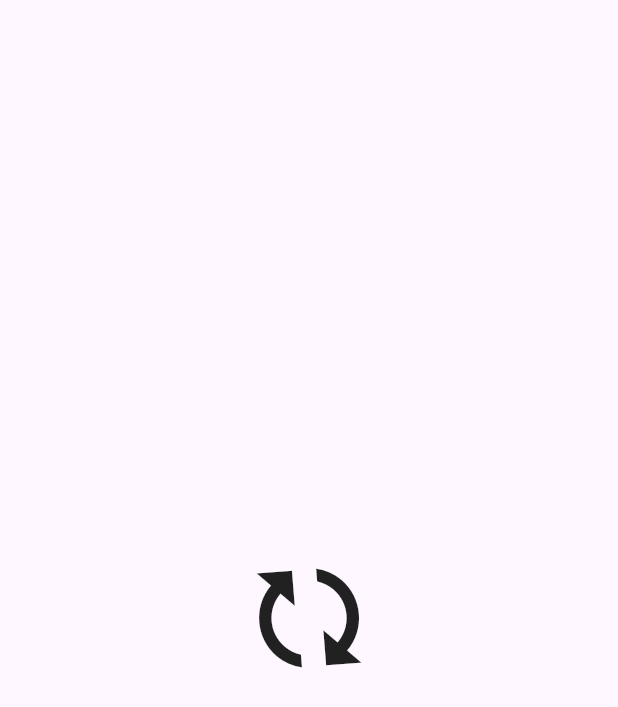
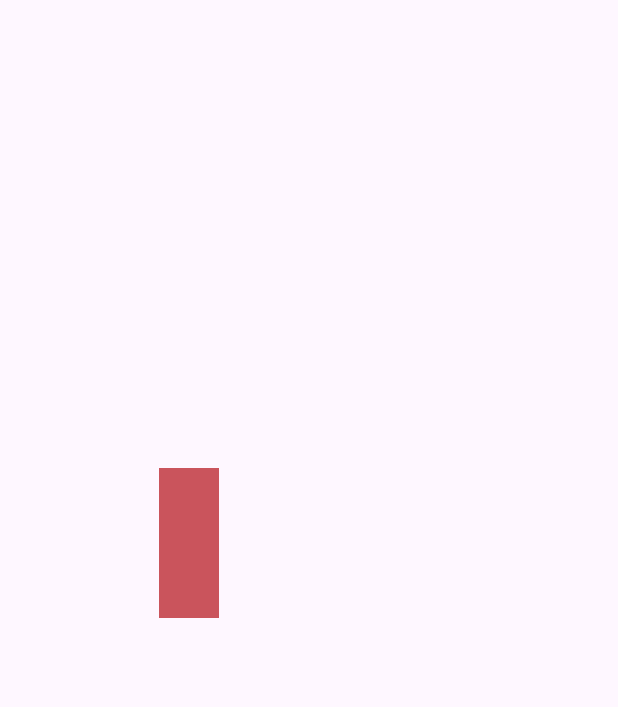
Before and after one commit to bruhmoment654/animation_example, a Flutter app: the screen it shows after launch, on a phone screen of 412 x 824 dp. Shown: the top 707 px of the screen. Run offline on Flutter 3.47's test engine with Material 3 defaults, Android fonts, the light colour scheme and no system bars.

Commit message:
feat: CustomPainter example

```diff
--- a/lib/animation.dart
+++ b/lib/animation.dart
@@ -1,6 +1,4 @@
 import 'package:flutter/material.dart';
-
-import 'dart:math' as math;
 
 class ArrowAnimatationWidget extends StatefulWidget {
   const ArrowAnimatationWidget({super.key});
@@ -13,6 +11,8 @@ class _ArrowAnimatationWidgetState extends State<ArrowAnimatationWidget>
     with SingleTickerProviderStateMixin {
   late final Animation<double> animation;
 
+  late final Animation<Color?> colorAnimation;
+
   @override
   void initState() {
     super.initState();
@@ -22,23 +22,46 @@ class _ArrowAnimatationWidgetState extends State<ArrowAnimatationWidget>
         period: const Duration(seconds: 1),
       );
 
-    animation = CurvedAnimation(parent: controller, curve:  const Cubic(.18,-1.06,0,.43));
+    animation = controller;
+    colorAnimation =
+        ColorTween(begin: Colors.red, end: Colors.blue).animate(animation);
 
+    controller.repeat(reverse: true, period: const Duration(seconds: 1));
   }
 
   @override
   Widget build(BuildContext context) {
     return Center(
-      child: AnimatedBuilder(
-        animation: animation,
-        builder: (_, __) => Transform.rotate(
-          angle: math.pi * animation.value * 2,
-          child: const Icon(
-            Icons.autorenew,
-            size: 100,
-          ),
+      child: SizedBox(
+        width: 200,
+        height: 200,
+        child: CustomPaint(
+          painter: TestCustomPatiner(color: colorAnimation, width: animation),
         ),
       ),
     );
   }
 }
+
+class TestCustomPatiner extends CustomPainter {
+  final Animation<Color?> color;
+  final Animation<double> width;
+
+  TestCustomPatiner({
+    required this.color,
+    required this.width,
+  }) : super(repaint: color);
+
+  @override
+  void paint(Canvas canvas, Size size) {
+    final paint = Paint()..color = color.value ?? Colors.white;
+
+    canvas.drawRect(
+      Offset.zero & Size(width.value * size.width, 100),
+      paint,
+    );
+  }
+
+  @override
+  bool shouldRepaint(covariant CustomPainter oldDelegate) => true;
+}
```
